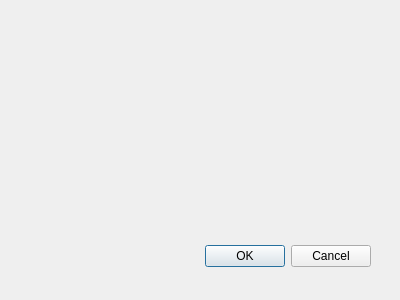
Old version of the form dialog.ui in the repository realshuncle/Phonebook.
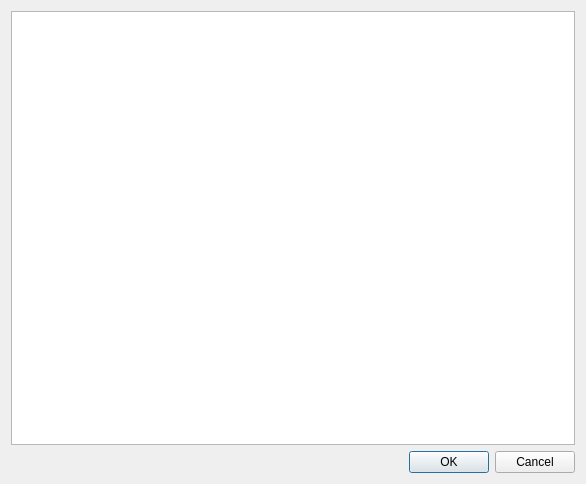
New version of the form.

```diff
--- a/dialog.ui
+++ b/dialog.ui
@@ -6,22 +6,19 @@
    <rect>
     <x>0</x>
     <y>0</y>
-    <width>400</width>
-    <height>300</height>
+    <width>586</width>
+    <height>484</height>
    </rect>
   </property>
   <property name="windowTitle">
    <string>Dialog</string>
   </property>
+  <layout class="QVBoxLayout" name="verticalLayout">
+   <item>
+    <widget class="QTableView" name="tableView"/>
+   </item>
+   <item>
   <widget class="QDialogButtonBox" name="buttonBox">
-   <property name="geometry">
-    <rect>
-     <x>30</x>
-     <y>240</y>
-     <width>341</width>
-     <height>32</height>
-    </rect>
-   </property>
    <property name="orientation">
     <enum>Qt::Horizontal</enum>
    </property>
@@ -29,21 +26,8 @@
     <set>QDialogButtonBox::Cancel|QDialogButtonBox::Ok</set>
    </property>
   </widget>
-  <widget class="QWidget" name="verticalLayoutWidget">
-   <property name="geometry">
-    <rect>
-     <x>10</x>
-     <y>10</y>
-     <width>381</width>
-     <height>221</height>
-    </rect>
-   </property>
-   <layout class="QVBoxLayout" name="verticalLayout">
-    <property name="sizeConstraint">
-     <enum>QLayout::SetNoConstraint</enum>
-    </property>
-   </layout>
-  </widget>
+   </item>
+  </layout>
  </widget>
  <resources/>
  <connections>
```
Lines whose indentation alone changed are shown as unchanged.
